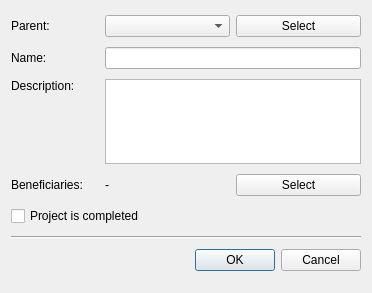
The window that Src.QT/tt3-gui/CreateProjectDialog.ui (akapustiatyahoocouk/TimeTracker3) describes before a commit, drawn with Qt 5.
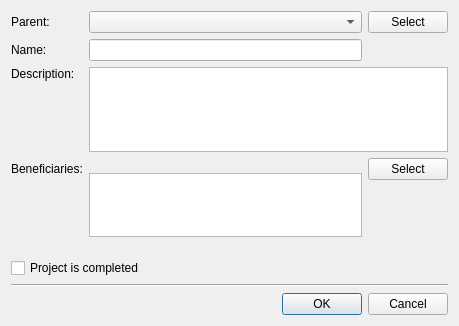
The same window after the commit. Icons and pictures are not drawn.

What changed in the file:
```diff
--- a/Src.QT/tt3-gui/CreateProjectDialog.ui
+++ b/Src.QT/tt3-gui/CreateProjectDialog.ui
@@ -6,8 +6,8 @@
    <rect>
     <x>0</x>
     <y>0</y>
-    <width>372</width>
-    <height>293</height>
+    <width>459</width>
+    <height>326</height>
    </rect>
   </property>
   <property name="windowTitle">
@@ -49,7 +49,7 @@
      </property>
     </widget>
    </item>
-   <item row="1" column="1" colspan="2">
+   <item row="1" column="1">
     <widget class="QLineEdit" name="displayNameLineEdit"/>
    </item>
    <item row="2" column="0">
@@ -85,13 +85,31 @@
      </property>
     </widget>
    </item>
-   <item row="3" column="1">
-    <widget class="QLabel" name="beneficiariesValueLabel">
-     <property name="text">
-      <string>-</string>
+   <item row="3" column="1" rowspan="2">
+    <widget class="QListWidget" name="beneficiariesListWidget">
+     <property name="sizePolicy">
+      <sizepolicy hsizetype="Expanding" vsizetype="Expanding">
+       <horstretch>0</horstretch>
+       <verstretch>64</verstretch>
+      </sizepolicy>
      </property>
-     <property name="wordWrap">
-      <bool>true</bool>
+     <property name="minimumSize">
+      <size>
+       <width>0</width>
+       <height>0</height>
+      </size>
+     </property>
+     <property name="maximumSize">
+      <size>
+       <width>16777215</width>
+       <height>64</height>
+      </size>
+     </property>
+     <property name="baseSize">
+      <size>
+       <width>0</width>
+       <height>64</height>
+      </size>
      </property>
     </widget>
    </item>
@@ -106,21 +124,34 @@
      </property>
     </widget>
    </item>
-   <item row="4" column="0" colspan="3">
+   <item row="4" column="2">
+    <spacer name="verticalSpacer">
+     <property name="orientation">
+      <enum>Qt::Orientation::Vertical</enum>
+     </property>
+     <property name="sizeHint" stdset="0">
+      <size>
+       <width>20</width>
+       <height>27</height>
+      </size>
+     </property>
+    </spacer>
+   </item>
+   <item row="6" column="0" colspan="3">
+    <widget class="Line" name="line">
+     <property name="orientation">
+      <enum>Qt::Orientation::Horizontal</enum>
+     </property>
+    </widget>
+   </item>
+   <item row="5" column="0" colspan="3">
     <widget class="QCheckBox" name="completedCheckBox">
      <property name="text">
       <string>Project is completed</string>
      </property>
     </widget>
    </item>
-   <item row="5" column="0" colspan="3">
-    <widget class="Line" name="line">
-     <property name="orientation">
-      <enum>Qt::Orientation::Horizontal</enum>
-     </property>
-    </widget>
-   </item>
-   <item row="6" column="0" colspan="3">
+   <item row="7" column="0" colspan="3">
     <widget class="QDialogButtonBox" name="buttonBox">
      <property name="orientation">
       <enum>Qt::Orientation::Horizontal</enum>
```
Left out of the diff: 1 changed line with no effect on the pictures.
